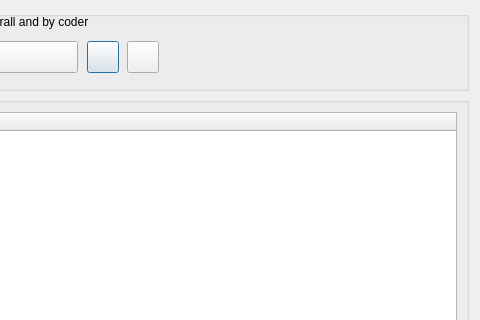
Before: the Qt Designer form GUI_UIs/ui_dialog_report_code_frequencies.ui in ccbogel/QualCoder, drawn with Qt 5; both pictures show x 214 to 694 and y 0 to 320 of the 694 by 543 pixel window.
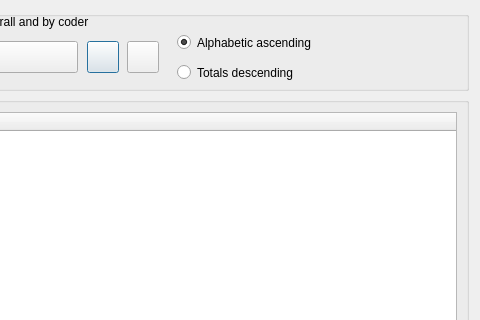
After: the same form once the commit is applied.

Commit message: add sort radio buttons

```diff
--- a/GUI_UIs/ui_dialog_report_code_frequencies.ui
+++ b/GUI_UIs/ui_dialog_report_code_frequencies.ui
@@ -131,6 +131,35 @@
        <string>Select files</string>
       </property>
      </widget>
+     <widget class="QRadioButton" name="radioButton">
+      <property name="geometry">
+       <rect>
+        <x>380</x>
+        <y>20</y>
+        <width>251</width>
+        <height>23</height>
+       </rect>
+      </property>
+      <property name="text">
+       <string>Alphabetic ascending</string>
+      </property>
+      <property name="checked">
+       <bool>true</bool>
+      </property>
+     </widget>
+     <widget class="QRadioButton" name="radioButton_2">
+      <property name="geometry">
+       <rect>
+        <x>380</x>
+        <y>50</y>
+        <width>241</width>
+        <height>23</height>
+       </rect>
+      </property>
+      <property name="text">
+       <string>Totals descending</string>
+      </property>
+     </widget>
     </widget>
    </item>
    <item>
```
